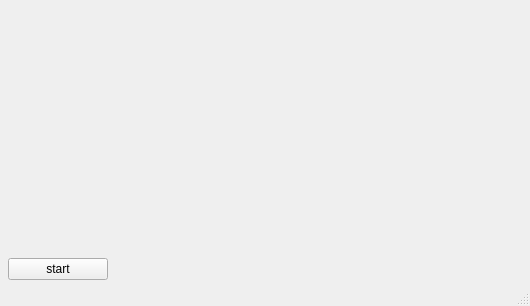
First picture: the form in mainwindow.ui, repository Daniel-ShinShen/pythonProject_FaceDetection, before the edit.
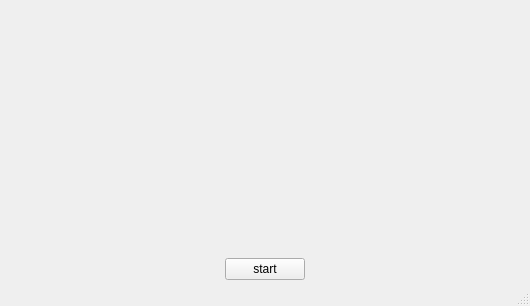
Second picture: the form after the edit.

Commit message: debugging the loading ui problem in hough_circles_with_gui.py

Diff of the .ui file:
```diff
--- a/mainwindow.ui
+++ b/mainwindow.ui
@@ -27,10 +27,22 @@
     <property name="bottomMargin">
      <number>4</number>
     </property>
-    <item row="1" column="0" colspan="3">
-     <widget class="QWidget" name="face_detection_widget" native="true"/>
-    </item>
-    <item row="2" column="0">
+    <item row="3" column="0">
+     <layout class="QHBoxLayout" name="horizontalLayout_3">
+      <item>
+       <spacer name="horizontalSpacer">
+        <property name="orientation">
+         <enum>Qt::Horizontal</enum>
+        </property>
+        <property name="sizeHint" stdset="0">
+         <size>
+          <width>40</width>
+          <height>20</height>
+         </size>
+        </property>
+       </spacer>
+      </item>
+      <item>
      <widget class="QPushButton" name="run_button">
       <property name="sizePolicy">
        <sizepolicy hsizetype="Maximum" vsizetype="Fixed">
@@ -48,6 +60,32 @@
        <string>start</string>
       </property>
      </widget>
+      </item>
+      <item>
+       <spacer name="horizontalSpacer_2">
+        <property name="orientation">
+         <enum>Qt::Horizontal</enum>
+        </property>
+        <property name="sizeHint" stdset="0">
+         <size>
+          <width>40</width>
+          <height>20</height>
+         </size>
+        </property>
+       </spacer>
+      </item>
+     </layout>
+    </item>
+    <item row="0" column="0" rowspan="3">
+     <layout class="QVBoxLayout" name="verticalLayout">
+      <item>
+       <widget class="QLabel" name="paint_label">
+        <property name="text">
+         <string/>
+        </property>
+       </widget>
+      </item>
+     </layout>
     </item>
    </layout>
   </widget>
```
Lines whose indentation alone changed are shown as unchanged. The commit also changes 1 other file.
